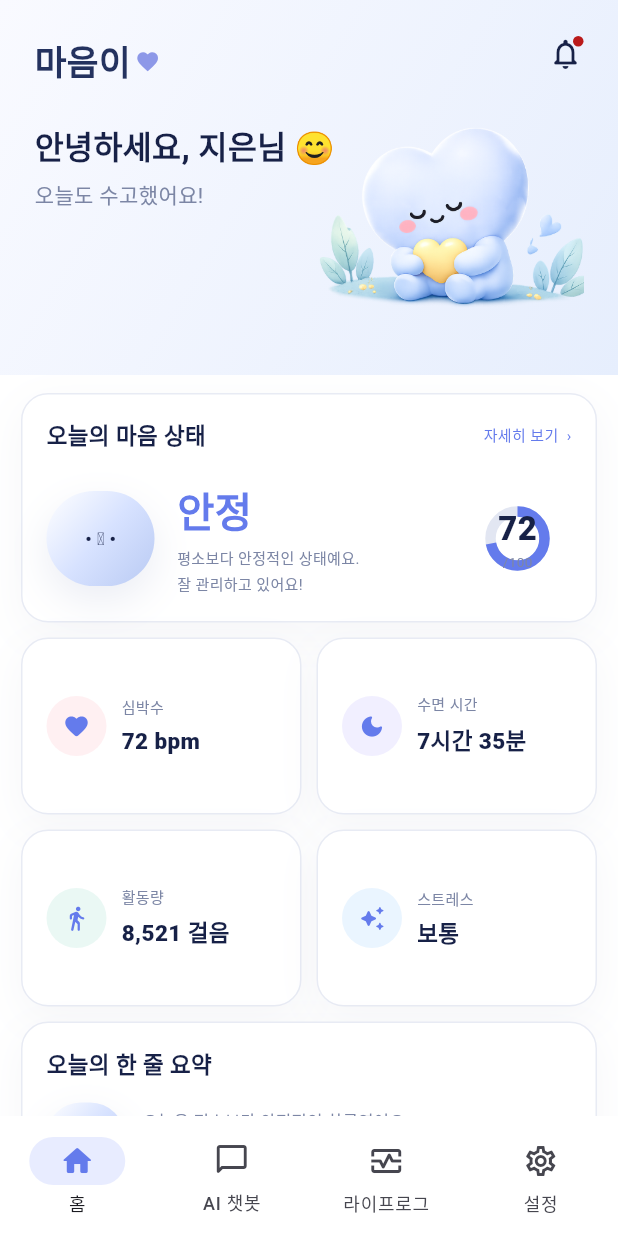
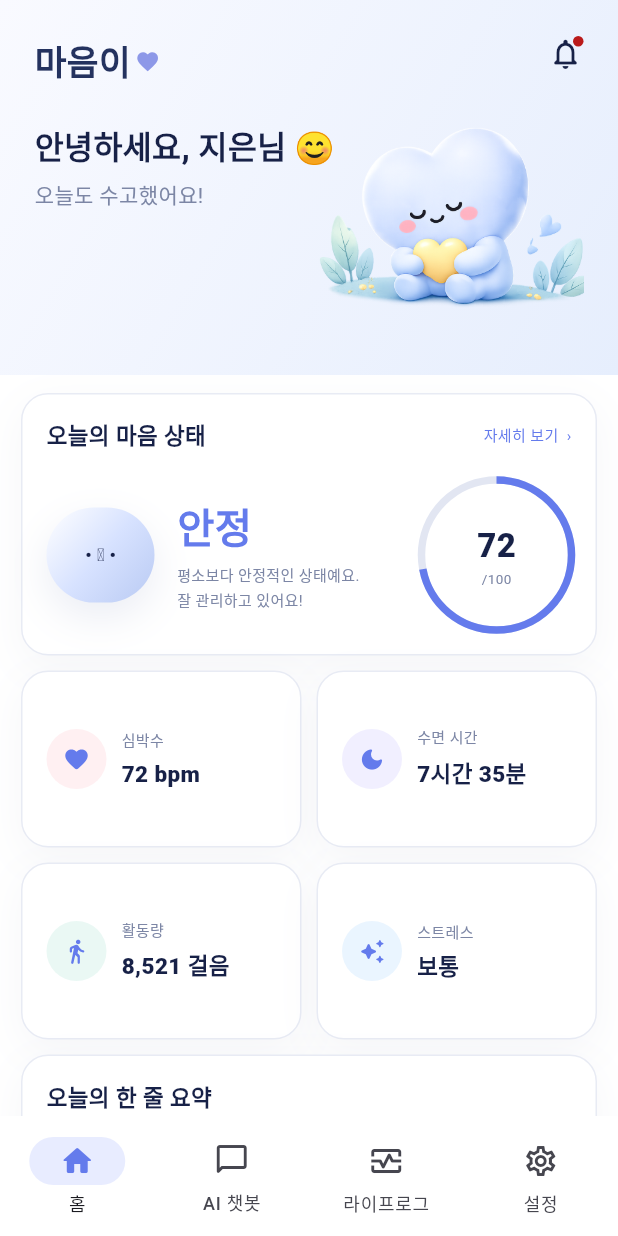
Before and after one commit to 2026-SMHRD-KDT-HealthCare-5/lisn, a Flutter app: the screen it shows after launch, on a phone screen of 412 x 824 dp. Run offline on Flutter 3.47's test engine with Material 3 defaults, Android fonts, the phone set to English and light mode, and no system bars.

Commit message:
chore: save current frontend and design work

```diff
--- a/frontend/flutter_app/lib/screens/home_screen.dart
+++ b/frontend/flutter_app/lib/screens/home_screen.dart
@@ -100,14 +100,15 @@ class HomeScreen extends StatelessWidget {
                         fontSize: 10, height: 1.6, color: AppColors.muted))
               ])),
           SizedBox(
-              width: 72,
-              height: 72,
+              width: 100,
+              height: 100,
               child: Stack(alignment: Alignment.center, children: [
-                CircularProgressIndicator(
-                    value: .72,
-                    strokeWidth: 7,
-                    backgroundColor: Color(0xFFE2E6F2),
-                    color: AppColors.primary),
+                Positioned.fill(
+                    child: CircularProgressIndicator(
+                        value: .72,
+                        strokeWidth: 5,
+                        backgroundColor: Color(0xFFE2E6F2),
+                        color: AppColors.primary)),
                 Column(mainAxisSize: MainAxisSize.min, children: [
                   Text('72',
                       style:
```
Also changed, not shown: 1 other file.
